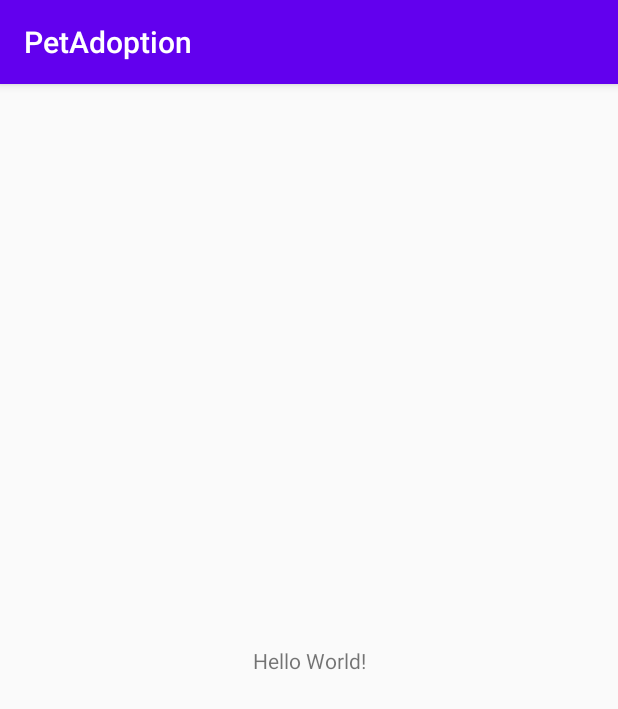
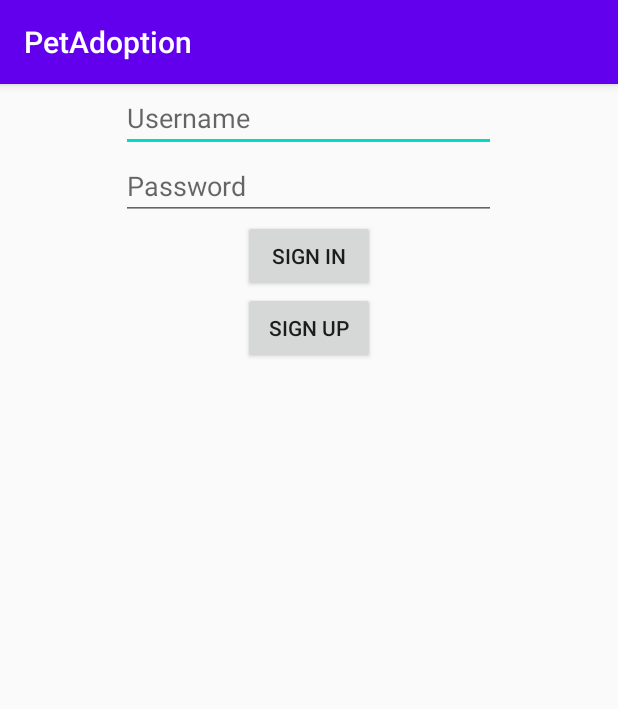
Before and after one commit to TopDogIRE/PetAdoption, an Android app: the screen it shows after launch (MainActivity), on a phone screen of 412 x 824 dp. Shown: the top 709 px of the screen. Run offline under Robolectric (Android 15) with nearby library versions, the phone set to English and light mode, and no system bars.

Commit message:
added some basic layouts. a log in scree and a sign up screen

```diff
--- a/app/src/main/AndroidManifest.xml
+++ b/app/src/main/AndroidManifest.xml
@@ -17,6 +17,9 @@
                 <category android:name="android.intent.category.LAUNCHER" />
             </intent-filter>
         </activity>
+        <activity
+            android:name=".Signup"
+             />
     </application>
     <uses-permission android:name="android.permission.INTERNET" />
     <uses-permission android:name="android.permission.WRITE_EXTERNAL_STORAGE"/>
--- a/app/src/main/res/layout/activity_main.xml
+++ b/app/src/main/res/layout/activity_main.xml
@@ -5,14 +5,44 @@
     android:layout_width="match_parent"
     android:layout_height="match_parent"
     tools:context=".MainActivity">
+<LinearLayout
+    android:layout_width="match_parent"
+    android:layout_height="match_parent"
+    android:orientation="vertical"
+    android:layout_gravity="center">
 
-    <TextView
+    <EditText
+        android:id="@+id/user"
+        android:layout_width="250dp"
+        android:layout_height="wrap_content"
+        android:hint="@string/username"
+        android:layout_gravity="center"
+        />
+    <EditText
+        android:id="@+id/pass"
+        android:layout_width="250dp"
+        android:layout_height="wrap_content"
+        android:hint="@string/password"
+        android:layout_gravity="center"
+        />
+
+
+    <Button
+        android:id="@+id/gotoSignIn"
         android:layout_width="wrap_content"
         android:layout_height="wrap_content"
-        android:text="Hello World!"
-        app:layout_constraintBottom_toBottomOf="parent"
-        app:layout_constraintLeft_toLeftOf="parent"
-        app:layout_constraintRight_toRightOf="parent"
-        app:layout_constraintTop_toTopOf="parent" />
+        android:text="@string/signn"
+        android:layout_gravity="center"
+        />
 
+    <Button
+        android:id="@+id/gotoSignUp"
+        android:layout_width="wrap_content"
+        android:layout_height="wrap_content"
+        android:onClick="goToSignUp"
+        android:text="@string/signu"
+        android:layout_gravity="center"
+
+        />
+</LinearLayout>
 </androidx.constraintlayout.widget.ConstraintLayout>
--- /dev/null
+++ b/app/src/main/res/layout/signin.xml
@@ -0,0 +1,6 @@
+<?xml version="1.0" encoding="utf-8"?>
+<androidx.constraintlayout.widget.ConstraintLayout
+    xmlns:android="http://schemas.android.com/apk/res/android" android:layout_width="match_parent"
+    android:layout_height="match_parent">
+
+</androidx.constraintlayout.widget.ConstraintLayout>
--- a/app/src/main/res/values/strings.xml
+++ b/app/src/main/res/values/strings.xml
@@ -1,3 +1,10 @@
 <resources>
     <string name="app_name">PetAdoption</string>
+    <string name="signn">Sign in</string>
+    <string name="signu">Sign up</string>
+    <string name="username">Username</string>
+    <string name="password">Password</string>
+    <string name="fullname">Enter your name</string>
+    <string name="email">Enter your email</string>
+    <string name="yes">whatever you said yes</string>
 </resources>
```
Also changed, not shown: app/src/main/java/com/example/petadoption/MainActivity.java (+10 -0 lines), app/src/main/java/com/example/petadoption/Signup.java (added, +14 -0 lines), app/src/main/res/layout/signup.xml (added, +50 -0 lines).
